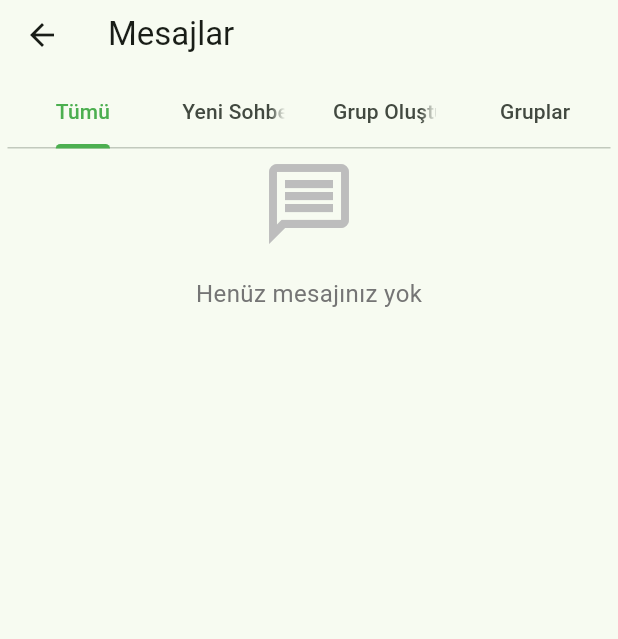
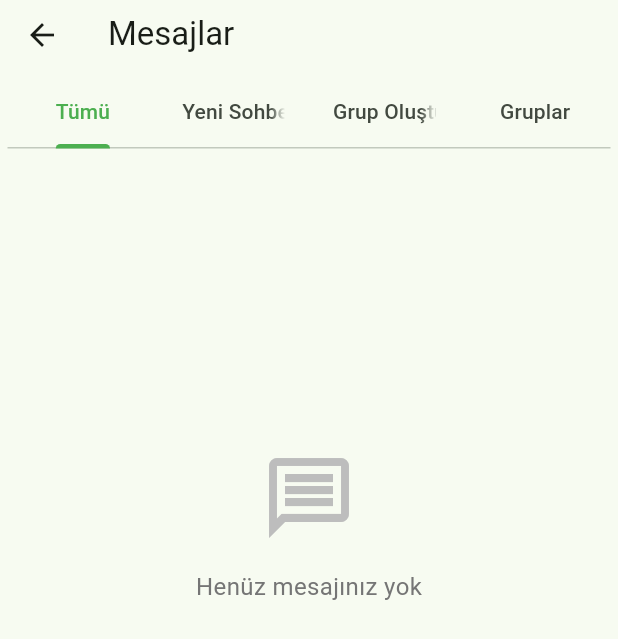
Before and after one commit to furkankuru11/Rakip-Bul, a Flutter app: the ChatListScreen screen opened directly, on a phone screen of 412 x 824 dp. Shown: the top 639 px of the screen. Run offline on Flutter 3.47's test engine with Material 3 defaults, Android fonts, the light colour scheme and no system bars; our stand-ins replace cloud_firestore, firebase_auth, firebase_core, firebase_database, firebase_messaging, firebase_storage and 7 more; accounts and stored records are empty; network calls fail.

Commit message:
Update chat_list_screen.dart

```diff
--- a/rakipbul/lib/screens/chat_list_screen.dart
+++ b/rakipbul/lib/screens/chat_list_screen.dart
@@ -623,7 +623,7 @@ class _ChatListScreenState extends State<ChatListScreen>
                     physics: const AlwaysScrollableScrollPhysics(),
                     children: [
                       SizedBox(
-                        height: MediaQuery.of(context).size.height * 0.1,
+                        height: MediaQuery.of(context).size.height * 0.6,
                         child: Center(
                           child: Column(
                             mainAxisAlignment: MainAxisAlignment.center,
```
